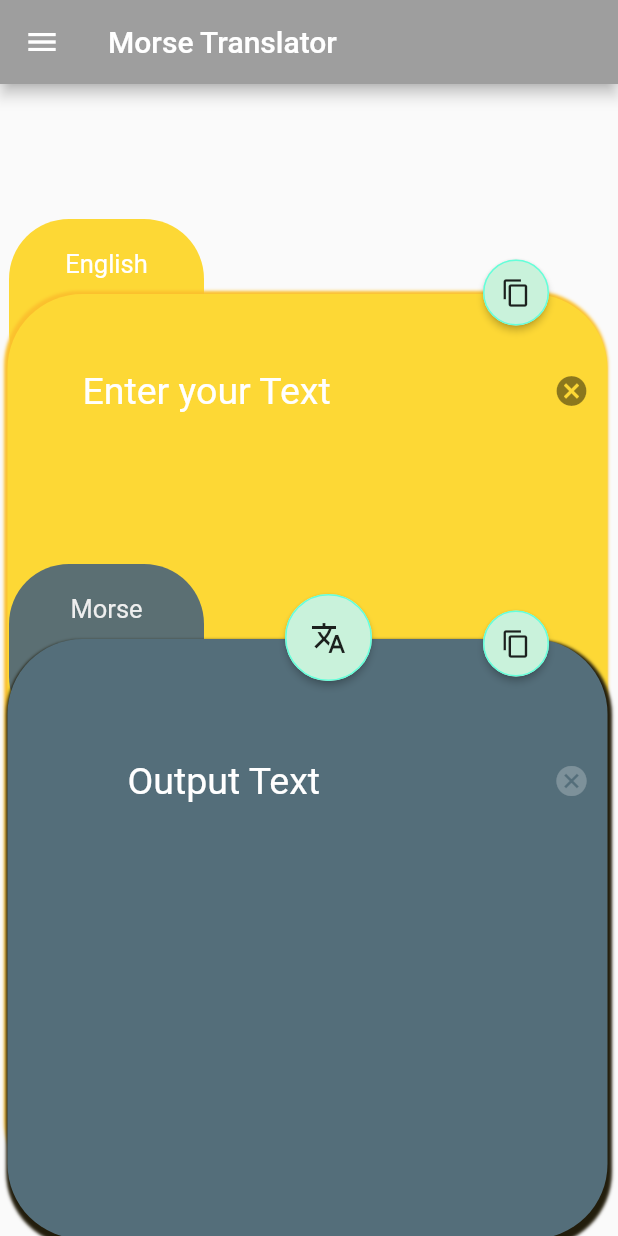
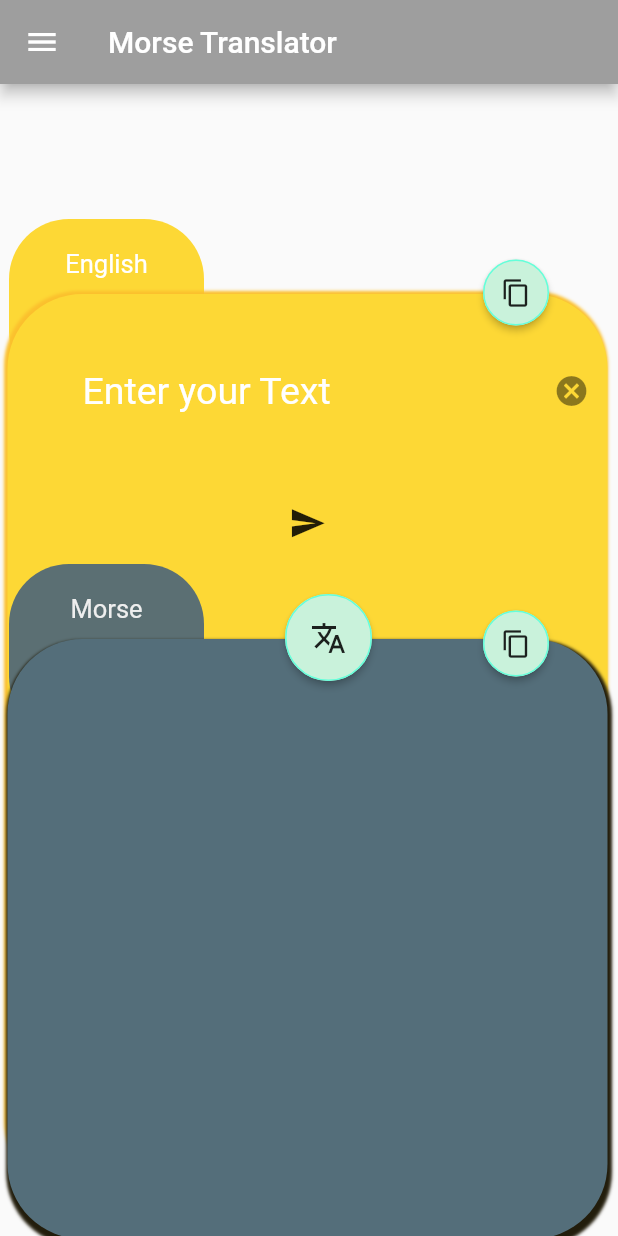
Before and after one commit to Kri-hika/codes-, a Flutter app: the screen it shows after launch, on a phone screen of 412 x 824 dp. Run offline on Flutter 3.47's test engine with Material 2 defaults, Android fonts, the phone set to English and light mode, and no system bars; missing offline and left inert: morse.

Commit message:
Update main.dart

```diff
--- a/lib/main.dart
+++ b/lib/main.dart
@@ -1,5 +1,7 @@
 import 'package:flutter/cupertino.dart';
 import 'package:flutter/material.dart';
+import 'package:morse/morse.dart';
+
 
 
 void main() {
@@ -18,7 +20,17 @@ void main() {
   ));
 }
 
-class MyApp extends StatelessWidget {
+class MyApp extends StatefulWidget {
+
+  @override
+  _MyAppState createState() => _MyAppState();
+}
+
+class _MyAppState extends State<MyApp> {
+  var b;
+final inputcontroller = TextEditingController();
+var message = "";
+final Morse morse = new Morse();
   @override
   Widget build(BuildContext context) {
     // Scaffold is a layout for the major Material Components.
@@ -48,7 +60,10 @@ class MyApp extends StatelessWidget {
             top: 140,left: 5,
             child: Container(
               child: Container(
-                child : TextField(
+                child : Column(
+                  children: [
+                    TextField(
+                      controller: inputcontroller,
                       style: TextStyle(
                         color: Colors.white,
                         fontSize: 25,
@@ -56,10 +71,24 @@ class MyApp extends StatelessWidget {
                       decoration: InputDecoration(
                         hintStyle: TextStyle(fontSize: 25,color: Colors.white),
                         hintText: 'Enter your Text',
-                    suffixIcon: Container(child: IconButton(icon: Icon(Icons.cancel,), onPressed: (){})),
+                        suffixIcon: Container(child: IconButton(icon: Icon(Icons.cancel,),
+                            onPressed: ()=>inputcontroller.clear(),)),
                         border: InputBorder.none,
                         contentPadding: EdgeInsets.all(50),
                       ),
+                    ),
+                    MaterialButton(onPressed: (){
+                      setState(() {
+                        b = morse.encode(inputcontroller.text);
+                        setState(() {
+                          message = b;
+                        });
+                      });
+                    },
+                      child: Icon(Icons.send,size: 25,),
+
+                    ),
+                  ],
                 ),
                 alignment: Alignment.topCenter,
               ),
@@ -119,21 +148,23 @@ class MyApp extends StatelessWidget {
             top : 370,left: 5,
             child: Container(
               child: Container(
-                child : TextField(
+                child : Column(
+                  children: [
+                    Padding(
+                      padding: const EdgeInsets.only(left: 5.0,right: 5.0,bottom: 0.0),
+                     child: Text(
+                      message,
+                      textAlign: TextAlign.center,
                       style: TextStyle(
                       color: Colors.white,
-                    fontSize: 25,
-                  ),
-                  decoration: InputDecoration(
-                    hintStyle: TextStyle(fontSize: 25,color: Colors.white),
-                    hintText: 'Output Text',
-                    suffixIcon: Icon(Icons.cancel,color: Colors.white24),
-
-                    border: InputBorder.none,
-                    contentPadding: EdgeInsets.all(80),
+                      fontSize: 33,
+                      height: 5.5,
                   ),
                 ),
-                alignment: Alignment.topLeft
+              ),
+                  ],
+                ),
+                alignment: Alignment.center,
               ),
               decoration: BoxDecoration(
                  color: Color(0xff546e7a),
```
Lines whose indentation alone changed are shown as unchanged.
